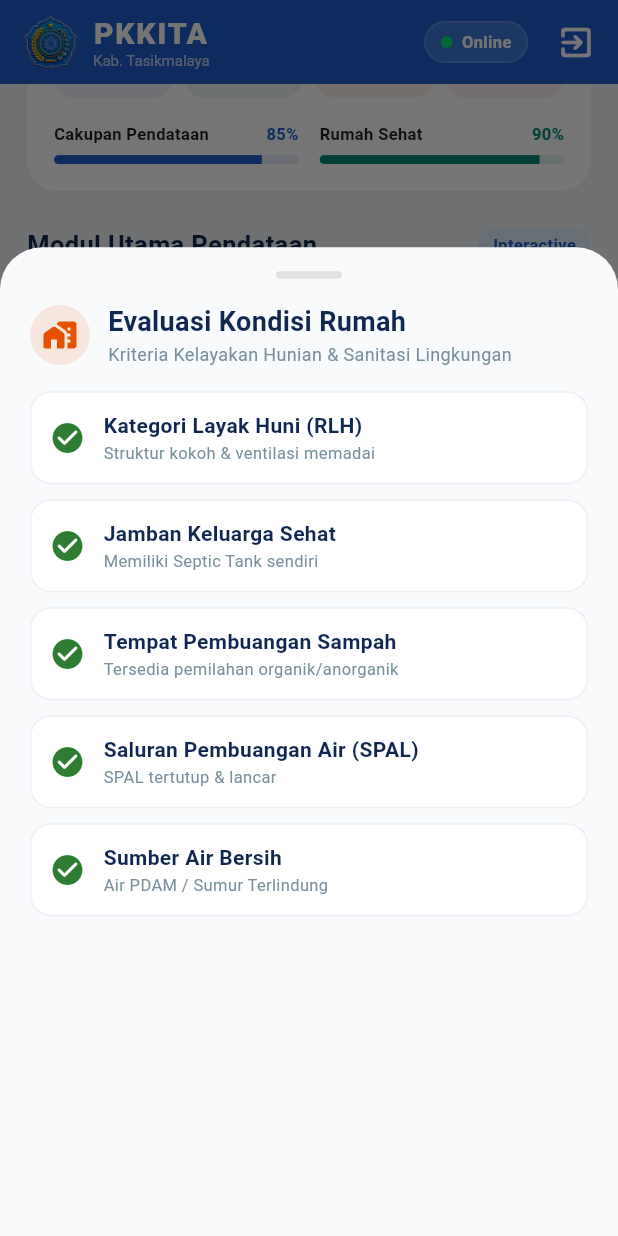
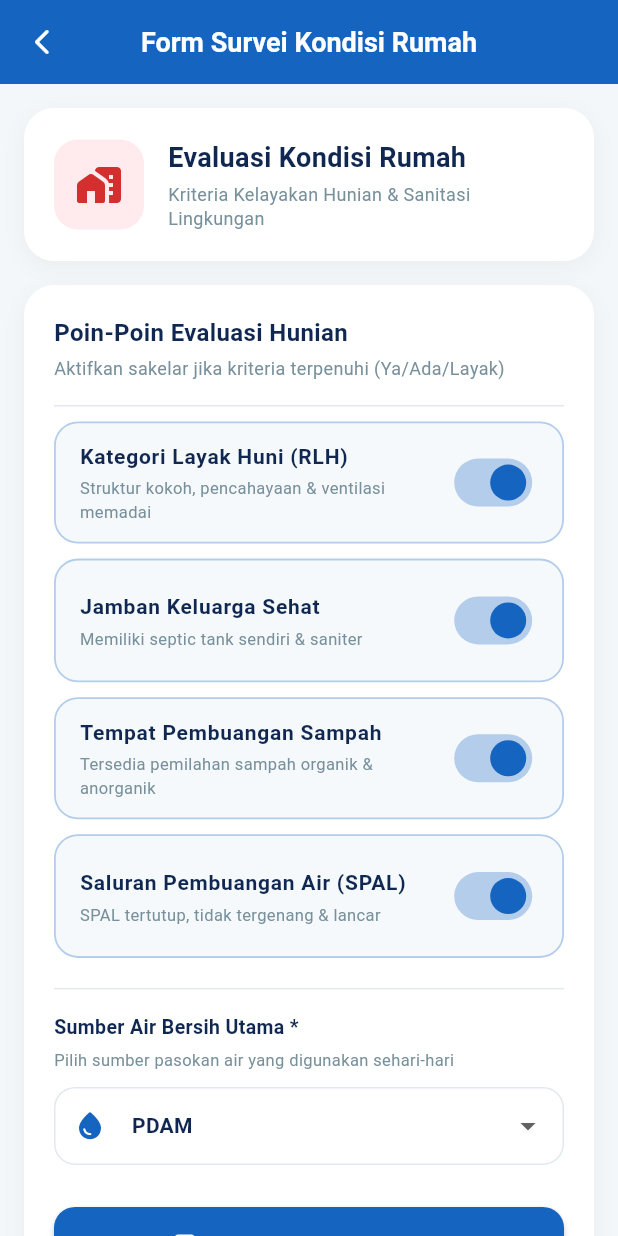
Before and after one commit to Fauzi-vt/Project_PKK_kabtasikmalaya, a Flutter app: the DashboardPage screen opened by its route, scrolled down 561 dp, after a tap on "Kondisi Rumah", on a phone screen of 412 x 824 dp. Run offline on Flutter 3.47's test engine with Material 3 defaults, Android fonts, the phone set to English and light mode, and no system bars.

Commit message:
feat: Add interactive KondisiRumahPage survey form with SwitchListTile items, water source dropdown, and dashboard integration

```diff
--- a/lib/views/dashboard/dashboard_page.dart
+++ b/lib/views/dashboard/dashboard_page.dart
@@ -3,6 +3,7 @@ import 'package:provider/provider.dart';
 import '../../providers/keluarga_provider.dart';
 import '../keluarga/keluarga_list_page.dart';
 import '../rekapitulasi/rekapitulasi_page.dart';
+import '../kondisi_rumah/kondisi_rumah_page.dart';
 
 class DashboardPage extends StatefulWidget {
   const DashboardPage({super.key});
@@ -1079,23 +1080,11 @@ class _DashboardPageState extends State<DashboardPage>
                   subtitle: 'Evaluasi hunian, jamban, SPAL & sumber air',
                   icon: Icons.home_work_rounded,
                   accentColor: const Color(0xFFE65100),
-                  onTap: () => _openFeatureModalSheet(
-                    title: 'Evaluasi Kondisi Rumah',
-                    subtitle: 'Kriteria Kelayakan Hunian & Sanitasi Lingkungan',
-                    icon: Icons.home_work_rounded,
-                    color: const Color(0xFFE65100),
-                    children: [
-                      _buildCheckItem(
-                          'Kategori Layak Huni (RLH)', true, 'Struktur kokoh & ventilasi memadai'),
-                      _buildCheckItem(
-                          'Jamban Keluarga Sehat', true, 'Memiliki Septic Tank sendiri'),
-                      _buildCheckItem(
-                          'Tempat Pembuangan Sampah', true, 'Tersedia pemilahan organik/anorganik'),
-                      _buildCheckItem(
-                          'Saluran Pembuangan Air (SPAL)', true, 'SPAL tertutup & lancar'),
-                      _buildCheckItem(
-                          'Sumber Air Bersih', true, 'Air PDAM / Sumur Terlindung'),
-                    ],
+                  onTap: () => Navigator.push(
+                    context,
+                    MaterialPageRoute(
+                      builder: (_) => const KondisiRumahPage(),
+                    ),
                   ),
                 ),
 
--- /dev/null
+++ b/lib/views/kondisi_rumah/kondisi_rumah_page.dart
@@ -0,0 +1,464 @@
+import 'package:flutter/material.dart';
+
+class KondisiRumahPage extends StatefulWidget {
+  final String? keluargaId;
+  final String? namaKepalaKeluarga;
+
+  const KondisiRumahPage({
+    super.key,
+    this.keluargaId,
+    this.namaKepalaKeluarga,
+  });
+
+  @override
+  State<KondisiRumahPage> createState() => _KondisiRumahPageState();
+}
+
+class _KondisiRumahPageState extends State<KondisiRumahPage> {
+  final _formKey = GlobalKey<FormState>();
+
+  // State untuk 4 SwitchListTile
+  bool _isRumahLayakHuni = true;
+  bool _hasJambanSehat = true;
+  bool _hasTempatSampah = true;
+  bool _hasSpal = true;
+
+  // State untuk Dropdown Sumber Air Bersih
+  String? _selectedSumberAir = 'PDAM';
+
+  bool _isSaving = false;
+
+  final List<String> _sumberAirOptions = [
+    'PDAM',
+    'Sumur Gali',
+    'Sumur Bor',
+    'Mata Air',
+    'Sungai',
+  ];
+
+  Future<void> _simpanEvaluasi() async {
+    if (!_formKey.currentState!.validate()) return;
+
+    setState(() => _isSaving = true);
+
+    // Simulasi penyimpanan data ke backend
+    await Future.delayed(const Duration(milliseconds: 1000));
+
+    if (!mounted) return;
+
+    setState(() => _isSaving = false);
+
+    ScaffoldMessenger.of(context).showSnackBar(
+      SnackBar(
+        content: const Row(
+          children: [
+            Icon(Icons.check_circle_rounded, color: Colors.white),
+            SizedBox(width: 10),
+            Expanded(
+              child: Text(
+                'Data evaluasi kondisi rumah berhasil disimpan!',
+                style: TextStyle(fontWeight: FontWeight.w600),
+              ),
+            ),
+          ],
+        ),
+        backgroundColor: const Color(0xFF2E7D32),
+        behavior: SnackBarBehavior.floating,
+        shape: RoundedRectangleBorder(borderRadius: BorderRadius.circular(12)),
+      ),
+    );
+
+    Navigator.pop(context, {
+      'rumahLayakHuni': _isRumahLayakHuni,
+      'jambanSehat': _hasJambanSehat,
+      'tempatSampah': _hasTempatSampah,
+      'spal': _hasSpal,
+      'sumberAir': _selectedSumberAir,
+    });
+  }
+
+  @override
+  Widget build(BuildContext context) {
+    return Scaffold(
+      backgroundColor: const Color(0xFFF3F7FA),
+      appBar: AppBar(
+        title: const Text(
+          'Form Survei Kondisi Rumah',
+          style: TextStyle(
+            color: Colors.white,
+            fontWeight: FontWeight.bold,
+            fontSize: 18,
+          ),
+        ),
+        backgroundColor: const Color(0xFF1565C0),
+        elevation: 0,
+        leading: IconButton(
+          icon: const Icon(Icons.arrow_back_ios_new_rounded,
+              color: Colors.white, size: 20),
+          onPressed: () => Navigator.pop(context),
+        ),
+      ),
+      body: SingleChildScrollView(
+        physics: const BouncingScrollPhysics(),
+        padding: const EdgeInsets.all(16),
+        child: Form(
+          key: _formKey,
+          child: Column(
+            crossAxisAlignment: CrossAxisAlignment.start,
+            children: [
+              // ── Header Card ────────────────────────────────────────────────
+              _buildHeaderCard(),
+              const SizedBox(height: 16),
+
+              // Banner Informasi KK jika dipassing
+              if (widget.namaKepalaKeluarga != null || widget.keluargaId != null) ...[
+                _buildKkBanner(),
+                const SizedBox(height: 16),
+              ],
+
+              // ── Form Input Evaluasi ────────────────────────────────────────
+              Container(
+                width: double.infinity,
+                padding: const EdgeInsets.all(20),
+                decoration: BoxDecoration(
+                  color: Colors.white,
+                  borderRadius: BorderRadius.circular(20),
+                  boxShadow: [
+                    BoxShadow(
+                      color: Colors.black.withValues(alpha: 0.04),
+                      blurRadius: 12,
+                      offset: const Offset(0, 4),
+                    ),
+                  ],
+                ),
+                child: Column(
+                  crossAxisAlignment: CrossAxisAlignment.start,
+                  children: [
+                    const Text(
+                      'Poin-Poin Evaluasi Hunian',
+                      style: TextStyle(
+                        fontSize: 16,
+                        fontWeight: FontWeight.bold,
+                        color: Color(0xFF102851),
+                      ),
+                    ),
+                    const SizedBox(height: 4),
+                    const Text(
+                      'Aktifkan sakelar jika kriteria terpenuhi (Ya/Ada/Layak)',
+                      style: TextStyle(fontSize: 12, color: Color(0xFF78909C)),
+                    ),
+                    const SizedBox(height: 16),
+                    const Divider(height: 1, color: Color(0xFFE2E8F0)),
+                    const SizedBox(height: 10),
+
+                    // 1. Kategori Layak Huni
+                    _buildSwitchItem(
+                      title: 'Kategori Layak Huni (RLH)',
+                      subtitle: 'Struktur kokoh, pencahayaan & ventilasi memadai',
+                      value: _isRumahLayakHuni,
+                      onChanged: (val) =>
+                          setState(() => _isRumahLayakHuni = val),
+                    ),
+                    const SizedBox(height: 10),
+
+                    // 2. Jamban Keluarga Sehat
+                    _buildSwitchItem(
+                      title: 'Jamban Keluarga Sehat',
+                      subtitle: 'Memiliki septic tank sendiri & saniter',
+                      value: _hasJambanSehat,
+                      onChanged: (val) => setState(() => _hasJambanSehat = val),
+                    ),
+                    const SizedBox(height: 10),
+
+                    // 3. Tempat Pembuangan Sampah
+                    _buildSwitchItem(
+                      title: 'Tempat Pembuangan Sampah',
+                      subtitle: 'Tersedia pemilahan sampah organik & anorganik',
+                      value: _hasTempatSampah,
+                      onChanged: (val) =>
+                          setState(() => _hasTempatSampah = val),
+                    ),
+                    const SizedBox(height: 10),
+
+                    // 4. Saluran Pembuangan Air (SPAL)
+                    _buildSwitchItem(
+                      title: 'Saluran Pembuangan Air (SPAL)',
+                      subtitle: 'SPAL tertutup, tidak tergenang & lancar',
+                      value: _hasSpal,
+                      onChanged: (val) => setState(() => _hasSpal = val),
+                    ),
+                    const SizedBox(height: 20),
+
+                    const Divider(height: 1, color: Color(0xFFE2E8F0)),
+                    const SizedBox(height: 16),
+
+                    // 5. Dropdown Sumber Air Bersih
+                    const Text(
+                      'Sumber Air Bersih Utama *',
+                      style: TextStyle(
+                        fontSize: 13,
+                        fontWeight: FontWeight.bold,
+                        color: Color(0xFF102851),
+                      ),
+                    ),
+                    const SizedBox(height: 4),
+                    const Text(
+                      'Pilih sumber pasokan air yang digunakan sehari-hari',
+                      style: TextStyle(fontSize: 11, color: Color(0xFF78909C)),
+                    ),
+                    const SizedBox(height: 10),
+
+                    DropdownButtonFormField<String>(
+                      initialValue: _selectedSumberAir,
+                      decoration: InputDecoration(
+                        prefixIcon: const Icon(Icons.water_drop_rounded,
+                            color: Color(0xFF1565C0), size: 22),
+                        filled: true,
+                        fillColor: Colors.white,
+                        contentPadding: const EdgeInsets.symmetric(
+                            horizontal: 16, vertical: 14),
+                        border: OutlineInputBorder(
+                          borderRadius: BorderRadius.circular(14),
+                          borderSide: const BorderSide(color: Color(0xFFE2E8F0)),
+                        ),
+                        enabledBorder: OutlineInputBorder(
+                          borderRadius: BorderRadius.circular(14),
+                          borderSide: const BorderSide(color: Color(0xFFE2E8F0)),
+                        ),
+                        focusedBorder: OutlineInputBorder(
+                          borderRadius: BorderRadius.circular(14),
+                          borderSide: const BorderSide(
+                              color: Color(0xFF1565C0), width: 1.5),
+                        ),
+                      ),
+                      items: _sumberAirOptions
+                          .map((air) => DropdownMenuItem(
+                                value: air,
+                                child: Text(
+                                  air,
+                                  style: const TextStyle(
+                                    fontSize: 14,
+                                    fontWeight: FontWeight.w600,
+                                    color: Color(0xFF102851),
+                                  ),
+                                ),
+                              ))
+                          .toList(),
+                      onChanged: (val) =>
+                          setState(() => _selectedSumberAir = val),
+                      validator: (val) =>
+                          val == null ? 'Sumber air wajib dipilih' : null,
+                    ),
+
+                    const SizedBox(height: 28),
+
+                    // ── Tombol Simpan Data Evaluasi ──────────────────────────
+                    SizedBox(
+                      width: double.infinity,
+                      height: 52,
+                      child: ElevatedButton.icon(
+                        onPressed: _isSaving ? null : _simpanEvaluasi,
+                        style: ElevatedButton.styleFrom(
+                          backgroundColor: const Color(0xFF1565C0),
+                          foregroundColor: Colors.white,
+                          disabledBackgroundColor:
+                              const Color(0xFF1565C0).withValues(alpha: 0.6),
+                          elevation: 2,
+                          shape: RoundedRectangleBorder(
+                            borderRadius: BorderRadius.circular(14),
+                          ),
+                        ),
+                        icon: _isSaving
+                            ? const SizedBox(
+                                width: 20,
+                                height: 20,
+                                child: CircularProgressIndicator(
+                                  color: Colors.white,
+                                  strokeWidth: 2.5,
+                                ),
+                              )
+                            : const Icon(Icons.save_rounded, size: 20),
+                        label: Text(
+                          _isSaving
+                              ? 'Menyimpan Data...'
+                              : 'Simpan Data Evaluasi',
+                          style: const TextStyle(
+                            fontSize: 15,
+                            fontWeight: FontWeight.bold,
+                          ),
+                        ),
+                      ),
+                    ),
+                  ],
+                ),
+              ),
+              const SizedBox(height: 40),
+            ],
+          ),
+        ),
+      ),
+    );
+  }
+
+  // ── Header Card ────────────────────────────────────────────────────────────
+  Widget _buildHeaderCard() {
+    return Container(
+      width: double.infinity,
+      padding: const EdgeInsets.all(20),
+      decoration: BoxDecoration(
+        color: Colors.white,
+        borderRadius: BorderRadius.circular(20),
+        boxShadow: [
+          BoxShadow(
+            color: Colors.black.withValues(alpha: 0.04),
+            blurRadius: 12,
+            offset: const Offset(0, 4),
+          ),
+        ],
+      ),
+      child: Row(
+        children: [
+          Container(
+            padding: const EdgeInsets.all(14),
+            decoration: BoxDecoration(
+              color: const Color(0xFFFFEBEE),
+              borderRadius: BorderRadius.circular(16),
+            ),
+            child: const Icon(
+              Icons.home_work_rounded,
+              color: Color(0xFFD32F2F),
+              size: 32,
+            ),
+          ),
+          const SizedBox(width: 16),
+          const Expanded(
+            child: Column(
+              crossAxisAlignment: CrossAxisAlignment.start,
+              children: [
+                Text(
+                  'Evaluasi Kondisi Rumah',
+                  style: TextStyle(
+                    fontSize: 18,
+                    fontWeight: FontWeight.bold,
+                    color: Color(0xFF102851),
+                  ),
+                ),
+                SizedBox(height: 4),
+                Text(
+                  'Kriteria Kelayakan Hunian & Sanitasi Lingkungan',
+                  style: TextStyle(
+                    fontSize: 12,
+                    color: Color(0xFF78909C),
+                    height: 1.3,
+                  ),
+                ),
+              ],
+            ),
+          ),
+        ],
+      ),
+    );
+  }
+
+  // ── KK Banner ──────────────────────────────────────────────────────────────
+  Widget _buildKkBanner() {
+    return Container(
+      width: double.infinity,
+      padding: const EdgeInsets.all(14),
+      decoration: BoxDecoration(
+        color: const Color(0xFFE3F2FD),
+        borderRadius: BorderRadius.circular(16),
+        border: Border.all(color: const Color(0xFFBBDEFB)),
+      ),
+      child: Row(
+        children: [
+          Container(
+            padding: const EdgeInsets.all(8),
+            decoration: BoxDecoration(
+              color: const Color(0xFF1565C0),
+              borderRadius: BorderRadius.circular(10),
+            ),
+            child: const Icon(Icons.home_rounded, color: Colors.white, size: 20),
+          ),
+          const SizedBox(width: 12),
+          Expanded(
+            child: Column(
+              crossAxisAlignment: CrossAxisAlignment.start,
+              children: [
+                const Text(
+                  'Keluarga Sasaran Survei',
+                  style: TextStyle(
+                    fontSize: 11,
+                    color: Color(0xFF546E7A),
+                    fontWeight: FontWeight.w500,
+                  ),
+                ),
+                const SizedBox(height: 2),
+                Text(
+                  widget.namaKepalaKeluarga != null
+                      ? '${widget.namaKepalaKeluarga} (${widget.keluargaId ?? 'KK'})'
+                      : 'ID KK: ${widget.keluargaId ?? 'KK-001'}',
+                  style: const TextStyle(
+                    fontSize: 13,
+                    fontWeight: FontWeight.bold,
+                    color: Color(0xFF102851),
+                  ),
+                ),
+              ],
+            ),
+          ),
+        ],
+      ),
+    );
+  }
+
+  // ── SwitchListTile Item Widget ──────────────────────────────────────────────
+  Widget _buildSwitchItem({
+    required String title,
+    required String subtitle,
+    required bool value,
+    required ValueChanged<bool> onChanged,
+  }) {
+    return Container(
+      decoration: BoxDecoration(
+        color: value
+            ? const Color(0xFF1565C0).withValues(alpha: 0.04)
+            : const Color(0xFFF8FAFC),
+        borderRadius: BorderRadius.circular(16),
+        border: Border.all(
+          color: value
+              ? const Color(0xFF1565C0).withValues(alpha: 0.3)
+              : const Color(0xFFE2E8F0),
+          width: 1.2,
+        ),
+      ),
+      child: SwitchListTile(
+        contentPadding: const EdgeInsets.symmetric(horizontal: 16, vertical: 4),
+        activeThumbColor: const Color(0xFF1565C0),
+        activeTrackColor: const Color(0xFF1565C0).withValues(alpha: 0.3),
+        inactiveThumbColor: Colors.grey.shade400,
+        inactiveTrackColor: Colors.grey.shade200,
+        title: Text(
+          title,
+          style: TextStyle(
+            fontSize: 14,
+            fontWeight: FontWeight.bold,
+            color: value ? const Color(0xFF102851) : const Color(0xFF546E7A),
+          ),
+        ),
+        subtitle: Padding(
+          padding: const EdgeInsets.only(top: 2),
+          child: Text(
+            subtitle,
+            style: const TextStyle(
+              fontSize: 11,
+              color: Color(0xFF78909C),
+            ),
+          ),
+        ),
+        value: value,
+        onChanged: onChanged,
+      ),
+    );
+  }
+}
```
